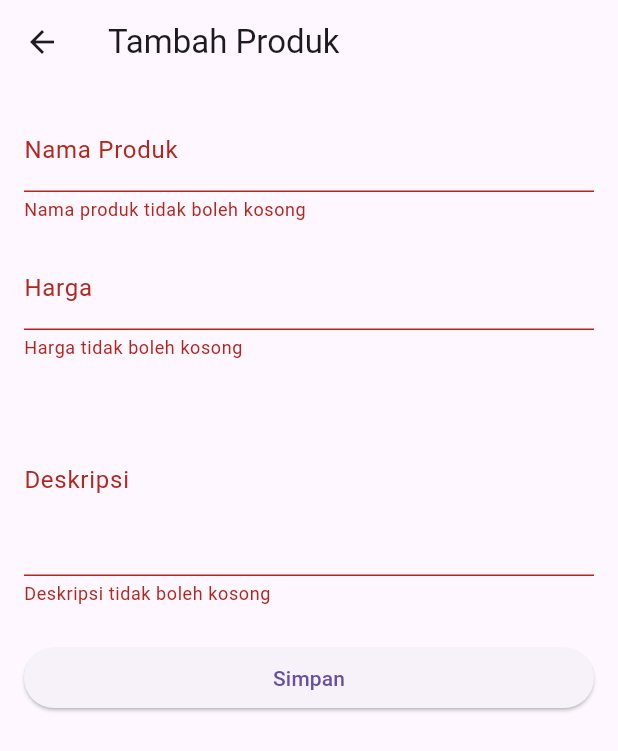
After one commit to KrishnDwi/Mobile-prog, a Flutter app: the ProductFormPage screen opened directly, after a tap on "Simpan", on a phone screen of 412 x 824 dp. The commit adds this screen. Shown: the top 751 px of the screen. Run offline on Flutter 3.47's test engine with Material 3 defaults, Android fonts, the phone set to English and light mode, and no system bars; our stand-ins replace shared_preferences; accounts and stored records are empty.

Commit message:
sudah semua tapi ketika add dari flutter data belum masik ke database

```diff
--- a/krishn/lib/login_page.dart
+++ b/krishn/lib/login_page.dart
@@ -21,8 +21,8 @@ class _LoginPageState extends State<LoginPage> {
   @override
   void initState() {
     super.initState();
-    _usernameController.text = 'testuser';
-    _passwordController.text = 'password';
+    _usernameController.text = 'bagus';
+    _passwordController.text = 'admin123';
   }
 
   Future<void> _login() async {
--- /dev/null
+++ b/krishn/lib/product_form_page.dart
@@ -0,0 +1,161 @@
+import 'package:flutter/material.dart';
+import 'package:http/http.dart' as http;
+import 'dart:convert';
+import 'package:shared_preferences/shared_preferences.dart';
+
+class ProductFormPage extends StatefulWidget {
+  // Terima produk yang akan diedit. Jika null, berarti ini mode Tambah Data.
+  final Map<String, dynamic>? product;
+
+  const ProductFormPage({super.key, this.product});
+
+  @override
+  State<ProductFormPage> createState() => _ProductFormPageState();
+}
+
+class _ProductFormPageState extends State<ProductFormPage> {
+  final _formKey = GlobalKey<FormState>();
+  final _nameController = TextEditingController();
+  final _priceController = TextEditingController();
+  final _descriptionController = TextEditingController();
+  bool _isLoading = false;
+
+  @override
+  void initState() {
+    super.initState();
+    // Jika ini mode Edit, isi form dengan data produk yang ada
+    if (widget.product != null) {
+      _nameController.text = widget.product!['name'] ?? '';
+      _priceController.text = widget.product!['price']?.toString() ?? '';
+      _descriptionController.text = widget.product!['description'] ?? '';
+    }
+  }
+
+  Future<void> _submitForm() async {
+    if (!_formKey.currentState!.validate()) {
+      return; // Jika validasi gagal, jangan lanjutkan
+    }
+
+    setState(() => _isLoading = true);
+
+    final prefs = await SharedPreferences.getInstance();
+    final token = prefs.getString('auth_token');
+
+    // Tentukan URL dan method berdasarkan mode (Tambah atau Edit)
+    final isEditMode = widget.product != null;
+    final url = isEditMode
+        ? 'http://127.0.0.1:8000/api/products/${widget.product!['id']}'
+        : 'http://127.0.0.1:8000/api/products';
+
+    final method = isEditMode ? 'PUT' : 'POST';
+
+    try {
+      final request = http.Request(method, Uri.parse(url));
+      request.headers.addAll({
+        'Content-Type': 'application/json',
+        'Authorization': 'Bearer $token',
+        'Accept': 'application/json',
+      });
+      request.body = jsonEncode({
+        'name': _nameController.text,
+        'price': int.tryParse(_priceController.text) ?? 0,
+        'description': _descriptionController.text,
+      });
+
+      final streamedResponse = await request.send();
+      final response = await http.Response.fromStream(streamedResponse);
+
+      if (response.statusCode == 201 || response.statusCode == 200) {
+        ScaffoldMessenger.of(context).showSnackBar(
+          SnackBar(content: Text('Data produk berhasil disimpan!')),
+        );
+        // Kembali ke halaman sebelumnya dengan hasil 'true' untuk refresh
+        Navigator.of(context).pop(true);
+      } else {
+        final errorData = jsonDecode(response.body);
+        ScaffoldMessenger.of(context).showSnackBar(
+          SnackBar(content: Text('Gagal menyimpan: ${errorData['message']}')),
+        );
+      }
+    } catch (e) {
+      ScaffoldMessenger.of(context).showSnackBar(
+        SnackBar(content: Text('Terjadi error: $e')),
+      );
+    } finally {
+      if(mounted) setState(() => _isLoading = false);
+    }
+  }
+
+  @override
+  void dispose() {
+    _nameController.dispose();
+    _priceController.dispose();
+    _descriptionController.dispose();
+    super.dispose();
+  }
+
+  @override
+  Widget build(BuildContext context) {
+    return Scaffold(
+      appBar: AppBar(
+        // Ganti judul berdasarkan mode
+        title: Text(widget.product != null ? 'Edit Produk' : 'Tambah Produk'),
+      ),
+      body: SingleChildScrollView(
+        padding: const EdgeInsets.all(16.0),
+        child: Form(
+          key: _formKey,
+          child: Column(
+            crossAxisAlignment: CrossAxisAlignment.stretch,
+            children: [
+              TextFormField(
+                controller: _nameController,
+                decoration: const InputDecoration(labelText: 'Nama Produk'),
+                validator: (value) {
+                  if (value == null || value.isEmpty) {
+                    return 'Nama produk tidak boleh kosong';
+                  }
+                  return null;
+                },
+              ),
+              const SizedBox(height: 16),
+              TextFormField(
+                controller: _priceController,
+                decoration: const InputDecoration(labelText: 'Harga'),
+                keyboardType: TextInputType.number,
+                validator: (value) {
+                  if (value == null || value.isEmpty) {
+                    return 'Harga tidak boleh kosong';
+                  }
+                  if (int.tryParse(value) == null) {
+                    return 'Harga harus berupa angka';
+                  }
+                  return null;
+                },
+              ),
+              const SizedBox(height: 16),
+              TextFormField(
+                controller: _descriptionController,
+                decoration: const InputDecoration(labelText: 'Deskripsi'),
+                maxLines: 4,
+                validator: (value) {
+                  if (value == null || value.isEmpty) {
+                    return 'Deskripsi tidak boleh kosong';
+                  }
+                  return null;
+                },
+              ),
+              const SizedBox(height: 24),
+              _isLoading
+                  ? const Center(child: CircularProgressIndicator())
+                  : ElevatedButton(
+                      onPressed: _submitForm,
+                      child: const Text('Simpan'),
+                    ),
+            ],
+          ),
+        ),
+      ),
+    );
+  }
+}
```
Also changed, not shown: krishn/lib/main.dart (+91 -38 lines), 1 other file.
